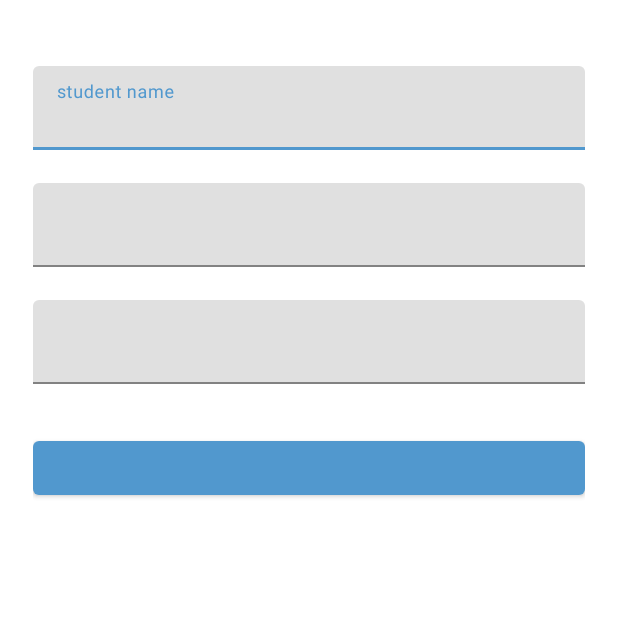
After one commit to wc0811/TimeTable, an Android app: the CourseAddActivity screen opened directly, with no data from a screen before it, on a phone screen of 412 x 824 dp, the top half of it. The commit adds this screen. Run offline under Robolectric (Android 15) with nearby library versions, the phone set to English and light mode, and no system bars; our stand-ins replace Dagger/Hilt's generated code; libraries missing offline, so code that uses them is left out: com.scwang.smart; 1 statement that could not run was skipped.

Commit message:
Add class view

```diff
--- a/app/src/main/AndroidManifest.xml
+++ b/app/src/main/AndroidManifest.xml
@@ -40,6 +40,11 @@
             android:configChanges="orientation|keyboardHidden|keyboard|screenSize|smallestScreenSize|locale|layoutDirection|fontScale|screenLayout|density|uiMode"
             android:screenOrientation="portrait"
             tools:ignore="LockedOrientationActivity" />
+        <activity
+            android:name=".module.course.add.CourseAddActivity"
+            android:configChanges="orientation|keyboardHidden|keyboard|screenSize|smallestScreenSize|locale|layoutDirection|fontScale|screenLayout|density|uiMode"
+            android:screenOrientation="portrait"
+            tools:ignore="LockedOrientationActivity" />
     </application>
 
 </manifest>
--- /dev/null
+++ b/app/src/main/java/com/yueping/timetable/module/course/add/CourseAddActivity.kt
@@ -0,0 +1,50 @@
+package com.yueping.timetable.module.course.add
+
+import androidx.activity.viewModels
+import androidx.lifecycle.lifecycleScope
+import androidx.recyclerview.widget.LinearLayoutManager
+import com.dlasit.qamb.app.common.base.BaseActivity
+import com.scwang.smart.refresh.header.ClassicsHeader
+import com.yueping.timetable.common.ext.launchAndCollectIn
+import com.yueping.timetable.common.ext.noDoubleClickListener
+import com.yueping.timetable.databinding.ActivityCourseAddBinding
+import com.yueping.timetable.databinding.ActivityCourseBinding
+import com.yueping.timetable.module.course.CourseViewModel
+import com.yueping.timetable.module.course.data.CourseEntity
+import com.yueping.timetable.module.course.list.CourseAdapter
+import dagger.hilt.android.AndroidEntryPoint
+import kotlinx.coroutines.launch
+
+
+@AndroidEntryPoint
+class CourseAddActivity : BaseActivity<ActivityCourseAddBinding>() {
+
+    override val viewModel: CourseAddViewModel by viewModels()
+    override fun getViewBinding() = ActivityCourseAddBinding.inflate(layoutInflater)
+
+    private lateinit var adapter: CourseAdapter
+
+    override fun initView() {
+        super.initView()
+    }
+
+    override fun initData() {
+        super.initData()
+
+    }
+
+    override fun initAction() {
+        super.initAction()
+
+    }
+
+    override fun observeFlow() {
+        super.observeFlow()
+    }
+
+    override fun onResume() {
+        super.onResume()
+
+    }
+
+}
--- /dev/null
+++ b/app/src/main/res/layout/activity_course_add.xml
@@ -0,0 +1,91 @@
+<?xml version="1.0" encoding="utf-8"?><!--
+  ~ Copyright (C) 2021 The Android Open Source Project.
+  ~
+  ~ Licensed under the Apache License, Version 2.0 (the "License");
+  ~ you may not use this file except in compliance with the License.
+  ~ You may obtain a copy of the License at
+  ~
+  ~     http://www.apache.org/licenses/LICENSE-2.0
+  ~
+  ~ Unless required by applicable law or agreed to in writing, software
+  ~ distributed under the License is distributed on an "AS IS" BASIS,
+  ~ WITHOUT WARRANTIES OR CONDITIONS OF ANY KIND, either express or implied.
+  ~ See the License for the specific language governing permissions and
+  ~ limitations under the License.
+  -->
+
+<ScrollView xmlns:android="http://schemas.android.com/apk/res/android"
+    xmlns:app="http://schemas.android.com/apk/res-auto"
+    android:layout_width="match_parent"
+    android:layout_height="match_parent">
+
+    <androidx.constraintlayout.widget.ConstraintLayout
+        android:layout_width="match_parent"
+        android:layout_height="wrap_content"
+        android:layout_margin="@dimen/common_space">
+
+        <com.google.android.material.textfield.TextInputLayout
+            android:id="@+id/item_name_label"
+            android:layout_width="0dp"
+            android:layout_height="wrap_content"
+            android:layout_marginTop="@dimen/common_space"
+            android:hint="@string/student_name"
+            app:layout_constraintEnd_toEndOf="parent"
+            app:layout_constraintStart_toStartOf="parent"
+            app:layout_constraintTop_toTopOf="parent">
+
+            <com.google.android.material.textfield.TextInputEditText
+                android:id="@+id/item_name"
+                android:layout_width="match_parent"
+                android:layout_height="match_parent"
+                android:inputType="textAutoComplete|textCapWords"
+                android:singleLine="true" />
+        </com.google.android.material.textfield.TextInputLayout>
+
+        <com.google.android.material.textfield.TextInputLayout
+            android:id="@+id/item_price_label"
+            android:layout_width="0dp"
+            android:layout_height="wrap_content"
+            android:layout_marginTop="@dimen/common_space"
+            app:layout_constraintEnd_toEndOf="parent"
+            app:layout_constraintStart_toStartOf="parent"
+            app:layout_constraintTop_toBottomOf="@+id/item_name_label"
+            app:prefixText="@string/currency_symbol">
+
+            <com.google.android.material.textfield.TextInputEditText
+                android:id="@+id/item_price"
+                android:layout_width="match_parent"
+                android:layout_height="match_parent"
+                android:inputType="numberDecimal"
+                android:singleLine="true" />
+        </com.google.android.material.textfield.TextInputLayout>
+
+        <com.google.android.material.textfield.TextInputLayout
+            android:id="@+id/item_count_label"
+            android:layout_width="0dp"
+            android:layout_height="wrap_content"
+            android:layout_marginTop="@dimen/common_space"
+            app:layout_constraintBottom_toTopOf="@+id/save_action"
+            app:layout_constraintEnd_toEndOf="parent"
+            app:layout_constraintStart_toStartOf="parent"
+            app:layout_constraintTop_toBottomOf="@+id/item_price_label">
+
+            <com.google.android.material.textfield.TextInputEditText
+                android:id="@+id/item_count"
+                android:layout_width="match_parent"
+                android:layout_height="match_parent"
+                android:inputType="number"
+                android:singleLine="true" />
+        </com.google.android.material.textfield.TextInputLayout>
+
+        <Button
+            android:id="@+id/save_action"
+            android:layout_width="0dp"
+            android:layout_height="wrap_content"
+            android:layout_marginTop="32dp"
+            app:layout_constraintEnd_toEndOf="parent"
+            app:layout_constraintStart_toStartOf="parent"
+            app:layout_constraintTop_toBottomOf="@+id/item_count_label" />
+
+    </androidx.constraintlayout.widget.ConstraintLayout>
+</ScrollView>
--- a/app/src/main/res/values/strings.xml
+++ b/app/src/main/res/values/strings.xml
@@ -9,4 +9,5 @@
     <string name="login_user_password_error">Please Input Password</string>
     <string name="login_user_password_length_error">Wrong Password,Please try again! </string>
     <string name="course">course</string>
+    <string name="student_name">student name</string>
 </resources>
```
Also changed, not shown: app/src/main/java/com/yueping/timetable/module/course/CourseActivity.kt (+6 -1 lines), app/src/main/java/com/yueping/timetable/module/course/add/CourseAddViewModel.kt (added, +45 -0 lines), app/src/main/res/drawable/ic_add.xml (added, +9 -0 lines), app/src/main/res/layout/activity_course.xml (+9 -0 lines), app/src/main/res/values/style.xml (+8 -0 lines).
